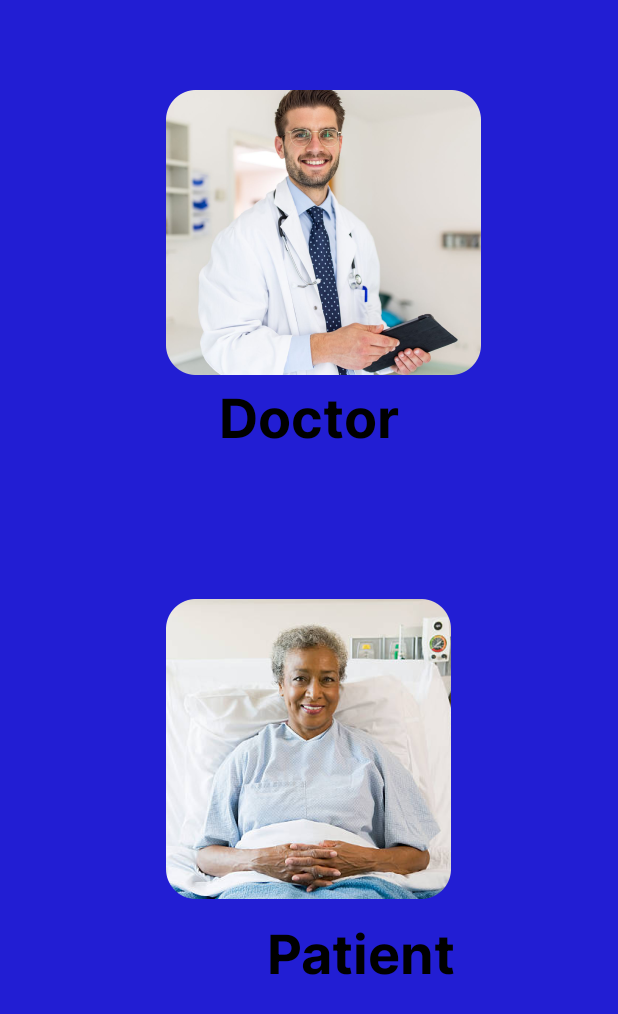
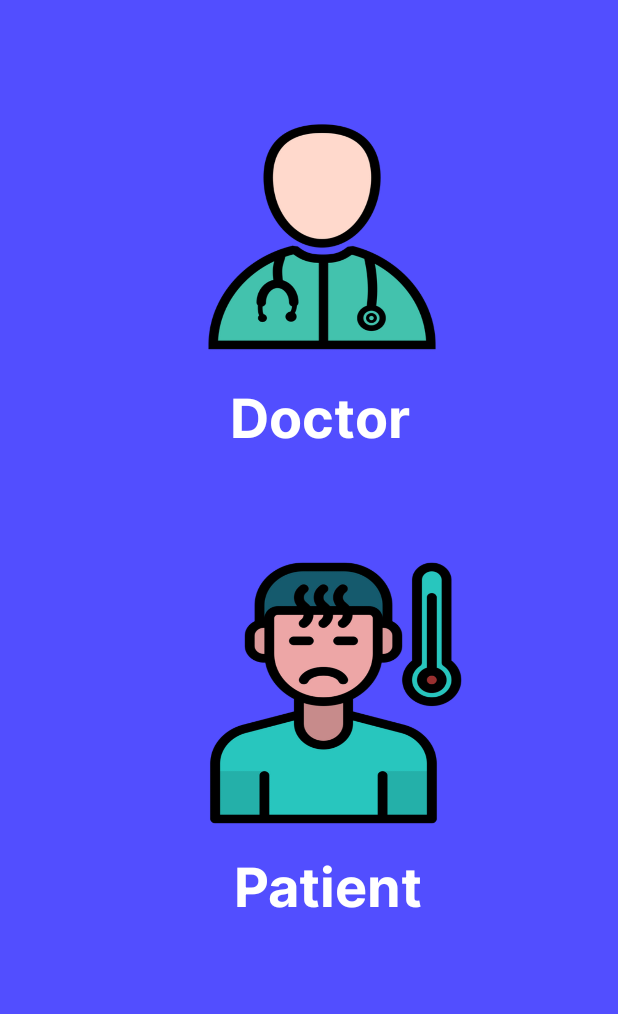
Before and after one commit to Siddheshjondhale/VH23-25-PulsePros, an Android app: the ChooseRegi screen opened directly, with no data from a screen before it, on a phone screen of 412 x 824 dp. Shown: the top 1014 px of the screen. Run offline under Robolectric (Android 15) with nearby library versions, the phone set to English and light mode, and no system bars.

Commit message:
logo added

```diff
--- a/app/src/main/AndroidManifest.xml
+++ b/app/src/main/AndroidManifest.xml
@@ -40,11 +40,7 @@
         <activity
             android:name=".MainActivity"
             android:exported="true">
-            <intent-filter>
-                <action android:name="android.intent.action.MAIN" />
 
-                <category android:name="android.intent.category.LAUNCHER" />
-            </intent-filter>
         </activity>
 
 
--- a/app/src/main/java/com/example/telemed/SplashScreen.kt
+++ b/app/src/main/java/com/example/telemed/SplashScreen.kt
@@ -50,7 +50,7 @@ class SplashScreen : AppCompatActivity() {
 
 
             finish()
-        }, 500)
+        }, 2000)
     }
 }
 
--- a/app/src/main/res/drawable/rectangle_bg_deep_purple_800.xml
+++ b/app/src/main/res/drawable/rectangle_bg_deep_purple_800.xml
@@ -1,4 +1,4 @@
 <?xml version="1.0" encoding="UTF-8"?>
 <shape android:shape="rectangle" xmlns:android="http://schemas.android.com/apk/res/android">
-    <solid android:color="@color/deep_purple_800"/>
+    <solid android:color="#524eff"/>
 </shape>
--- a/app/src/main/res/layout/activity_choose_regi.xml
+++ b/app/src/main/res/layout/activity_choose_regi.xml
@@ -19,37 +19,46 @@
             android:layout_marginEnd="@dimen/_70pxh"
             android:layout_marginTop="@dimen/_60pxv"
             android:scaleType="fitXY"
-            android:src="@drawable/img_rectangle1"
+            android:src="@drawable/doctorchoose"
         tools:ignore="ContentDescription" />
 
-        <TextView android:ellipsize="end" android:id="@+id/txtDoctor"
+        <TextView
+            android:id="@+id/txtDoctor"
+            style="@style/txtInterbold36"
+            android:layout_width="wrap_content"
+            android:layout_height="wrap_content"
             android:layout_gravity="center_horizontal"
-            android:layout_height="wrap_content"
+            android:layout_marginStart="@dimen/_87pxh"
+            android:layout_marginTop="@dimen/_1pxv"
             android:layout_marginEnd="@dimen/_80pxh"
-            android:layout_marginStart="@dimen/_80pxh"
-            android:layout_marginTop="@dimen/_1pxv"
-            android:layout_width="wrap_content"
+            android:ellipsize="end"
             android:singleLine="true"
 
-            style="@style/txtInterbold36" android:text="@string/lbl_doctor"/>
-        <ImageView android:id="@+id/pateintRegpage"
+            android:text="@string/lbl_doctor"
+            android:textColor="@color/white" />
+
+        <ImageView
+            android:id="@+id/pateintRegpage"
+            android:layout_width="@dimen/_210pxh"
+            android:layout_height="@dimen/_185pxh"
             android:layout_gravity="center_horizontal"
-            android:layout_height="@dimen/_200pxh"
-            android:layout_marginEnd="@dimen/_80pxh"
             android:layout_marginStart="@dimen/_80pxh"
-            android:layout_marginTop="@dimen/_95pxv"
-            android:layout_width="@dimen/_190pxh"
+            android:layout_marginEnd="@dimen/_70pxh"
+            android:layout_marginTop="@dimen/_65pxv"
+            android:scaleType="fitXY"
+            android:src="@drawable/feverchoose"
+            tools:ignore="ContentDescription" />
 
-            tools:ignore="ContentDescription" android:src="@drawable/img_rectangle2"/>
         <TextView android:ellipsize="end" android:id="@+id/txtPatient"
             android:layout_gravity="end"
             android:layout_height="wrap_content"
             android:layout_marginBottom="@dimen/_20pxv"
-            android:layout_marginEnd="@dimen/_108pxh"
-            android:layout_marginStart="@dimen/_108pxh"
+            android:layout_marginEnd="@dimen/_130pxh"
+            android:layout_marginStart="@dimen/_87pxh"
             android:layout_marginTop="@dimen/_9pxv"
             android:layout_width="wrap_content"
             android:singleLine="true"
+            android:textColor="@color/white"
 
             style="@style/txtInterbold36" android:text="@string/lbl_patient"/>
     </LinearLayout>
--- a/app/src/main/res/layout/activity_login_screen.xml
+++ b/app/src/main/res/layout/activity_login_screen.xml
@@ -209,9 +209,9 @@
         android:id="@+id/goToregister"
         android:layout_width="wrap_content"
         android:layout_height="wrap_content"
-        android:layout_marginTop="660sp"
+        android:layout_marginTop="630sp"
         android:layout_marginBottom="16dp"
-        android:text="Not a Member Register"
+        android:text="Not a Member? Register"
         app:layout_constraintBottom_toBottomOf="parent"
         app:layout_constraintEnd_toEndOf="parent"
         app:layout_constraintStart_toStartOf="parent"
--- a/app/src/main/res/layout/activity_splash_screen.xml
+++ b/app/src/main/res/layout/activity_splash_screen.xml
@@ -13,7 +13,7 @@
         android:layout_height="183dp"
         android:layout_gravity="center"
         android:layout_marginTop="204dp"
-        android:src="@drawable/ic_launcher_background"
+        android:src="@drawable/logo_app"
         app:layout_constraintBottom_toTopOf="@+id/textView2"
         app:layout_constraintEnd_toEndOf="parent"
         app:layout_constraintStart_toStartOf="parent"
@@ -23,7 +23,7 @@
         android:id="@+id/textView2"
         android:layout_width="wrap_content"
         android:layout_height="wrap_content"
-        android:text="FamSafe"
+        android:text="TELEMED"
         android:textColor="#000000"
         android:textSize="30sp"
         app:layout_constraintEnd_toEndOf="parent"
```
Also changed, not shown: app/src/main/java/com/example/telemed/LoginScreen.kt (+19 -0 lines), app/src/main/res/drawable/doctorchoose.png (added), app/src/main/res/drawable/feverchoose.png (added), app/src/main/res/drawable/logo_app.png (added).
